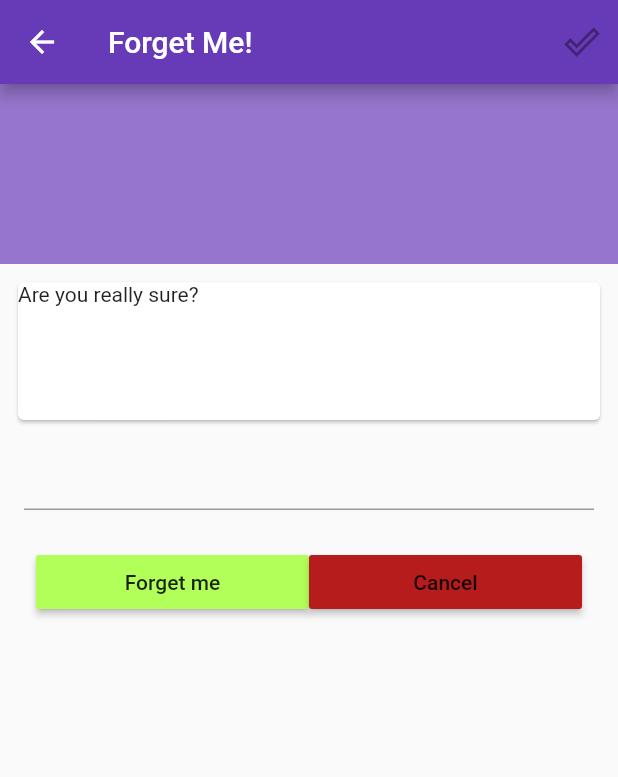
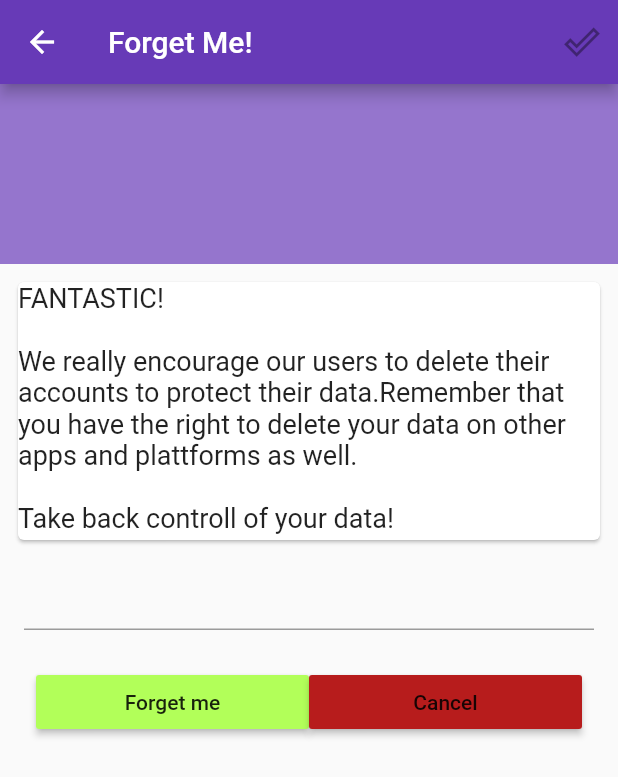
Before and after one commit to salmonMaxx/dataViz, a Flutter app: the ForgetMe screen opened by its route, on a phone screen of 412 x 824 dp. Shown: the top 777 px of the screen. Run offline on Flutter 3.47's test engine with Material 2 defaults, Android fonts, the light colour scheme and no system bars; our stand-ins replace firebase_auth, google_sign_in, location; missing offline and left inert: launcher_assist; accounts and stored records are empty.

Commit message:
some text in forget me

```diff
--- a/lib/main.dart
+++ b/lib/main.dart
@@ -120,7 +120,7 @@ class _MyHomePageState extends State<MyHomePage> {
               tooltip: 'To Other Apps Page',
             ),
             IconButton(
-              icon: Icon(Icons.arrow_forward)
+              icon: Icon(Icons.arrow_forward),
               onPressed: () {
                 Navigator.pushNamed(
                   context, 'forgetMe',
--- a/lib/routes/forgetMe.dart
+++ b/lib/routes/forgetMe.dart
@@ -50,8 +50,13 @@ class _ForgetMeState extends State<ForgetMe> {
                 child: ListView(shrinkWrap: true, children: <Widget>[
               SizedBox(
                 width: 20,
-                height: 100,
-                child: Card(child: Text('Are you really sure?')),
+                height: 180,
+                child: Card(child: Text('FANTASTIC! \n \n'
+                    'We really encourage our users to delete their accounts to protect their data.'
+                    'Remember that you have the right to delete your data on other apps and plattforms as well. '
+                    '\n\nTake back controll of your data! ',
+                  style: TextStyle(fontSize: 18),
+                ),),
               ),
               new Padding(
                 padding: EdgeInsets.all(8),
```
